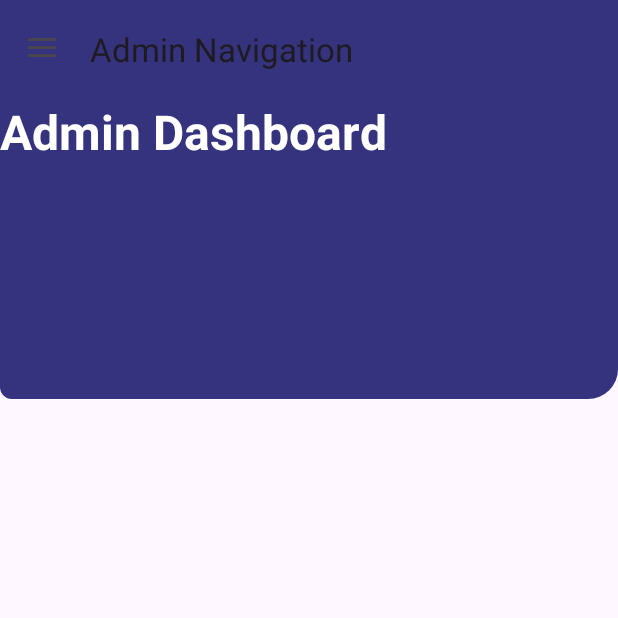
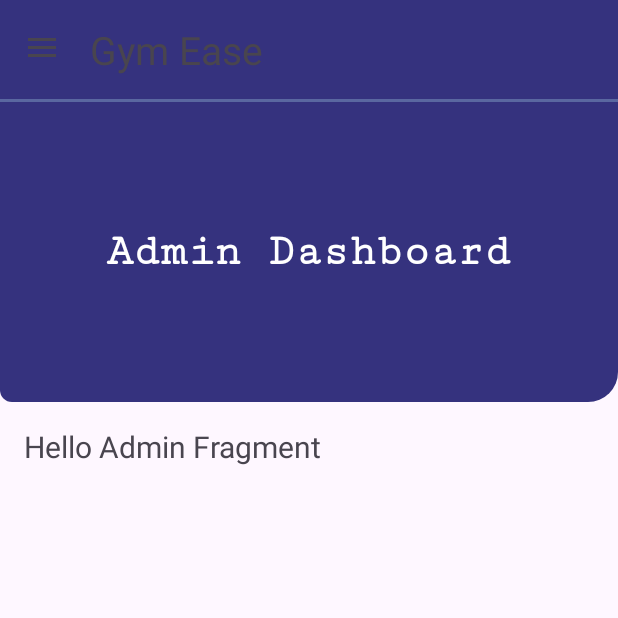
Before and after one commit to Rahul220344548/FinalYearProject, an Android app: the screen it shows after launch (AdminDashboardActivity), on a phone screen of 412 x 824 dp, the top half of it. Run offline under Robolectric (Android 15) with nearby library versions, the light colour scheme and no system bars.

Commit message:
add styling to admin tool bar

```diff
--- a/app/src/main/res/layout/activity_admin_dashboard.xml
+++ b/app/src/main/res/layout/activity_admin_dashboard.xml
@@ -20,8 +20,12 @@
             android:layout_height="66dp"
             android:id="@+id/toolbar"
             android:elevation="4dp"
-            android:background="@color/indigo"/>
-
+            android:background="@color/indigo"
+            app:titleTextAppearance="@style/AppNameStyle" />
+        <View
+            android:layout_width="match_parent"
+            android:layout_height="2dp"
+            android:background="#5A67A0"/>
         <FrameLayout
             android:layout_width="match_parent"
             android:layout_height="match_parent"
--- a/app/src/main/res/layout/fragment_admin_classes.xml
+++ b/app/src/main/res/layout/fragment_admin_classes.xml
@@ -9,6 +9,6 @@
     <TextView
         android:layout_width="match_parent"
         android:layout_height="match_parent"
-        android:text="@string/hello_blank_fragment" />
+        android:text="Hello Classes Fragment" />
 
 </FrameLayout>
--- a/app/src/main/res/layout/fragment_admin_home.xml
+++ b/app/src/main/res/layout/fragment_admin_home.xml
@@ -5,29 +5,39 @@
     android:layout_width="match_parent"
     android:layout_height="match_parent"
     tools:context=".admin_view.navigation_fragments.AdminHomeFragment">
-
-    <!-- TODO: Update blank fragment layout -->
-    <TextView
+    <RelativeLayout
         android:layout_width="match_parent"
-        android:layout_height="match_parent"
-        android:text="HELLO ADMIN HOME FRAGMENT"
-        android:layout_centerInParent="true"/>
-    <LinearLayout xmlns:android="http://schemas.android.com/apk/res/android"
-        android:orientation="horizontal"
-        android:layout_width="match_parent"
+        android:id="@+id/relativeLayout"
         android:layout_height="200dp"
-        android:background="@drawable/rounded_admin_nav_header">
+        android:background="@drawable/rounded_admin_nav_header"
+        android:padding="16dp">
 
         <TextView
             android:layout_width="wrap_content"
             android:layout_height="wrap_content"
             android:text="Admin Dashboard"
+            android:layout_centerHorizontal="true"
+            android:layout_centerVertical="true"
+            android:textSize="30dp"
+            android:fontFamily="serif-monospace"
             android:textColor="@color/white"
-            android:textSize="32dp"
             android:textStyle="bold"/>
 
+    </RelativeLayout>
 
-    </LinearLayout>
+    <LinearLayout
+        android:layout_width="match_parent"
+        android:layout_height="wrap_content"
+        android:orientation="vertical"
+        android:layout_below="@id/relativeLayout"
+        android:padding="16dp">
+
+    <TextView
+        android:layout_width="match_parent"
+        android:layout_height="wrap_content"
+        android:text="Hello Admin Fragment"
+        android:textSize="20sp" />
+</LinearLayout>
 
 
 </RelativeLayout>
--- a/app/src/main/res/values/strings.xml
+++ b/app/src/main/res/values/strings.xml
@@ -1,8 +1,14 @@
 <resources>
-    <string name="app_name">Admin Navigation</string>
+    <string name="app_name">Gym Ease</string>
     <!-- TODO: Remove or change this placeholder text -->
     <string name="hello_blank_fragment">Hello blank fragment</string>
     <string name="open_admin_nav">Open Navigation Drawer</string>
     <string name="close_admin_nav">Close Navigation Drawer</string>
 
+
+    <style name="AppNameStyle">
+        <item name="android:textSize">26sp</item>
+    </style>
+
+
 </resources>
```
